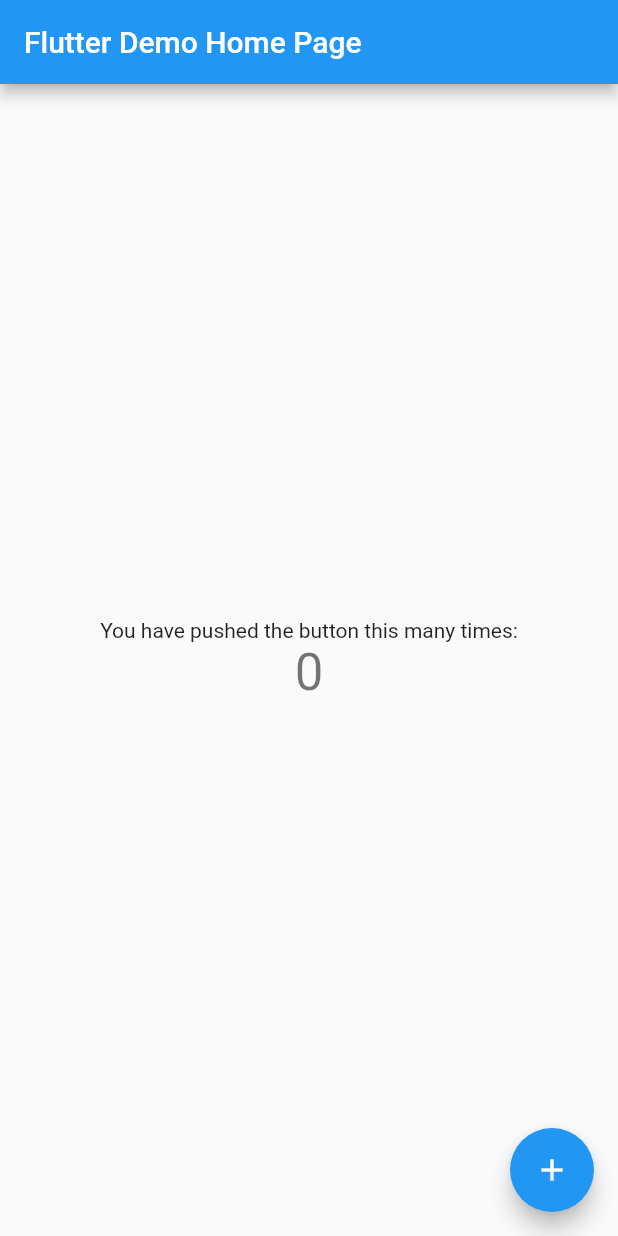
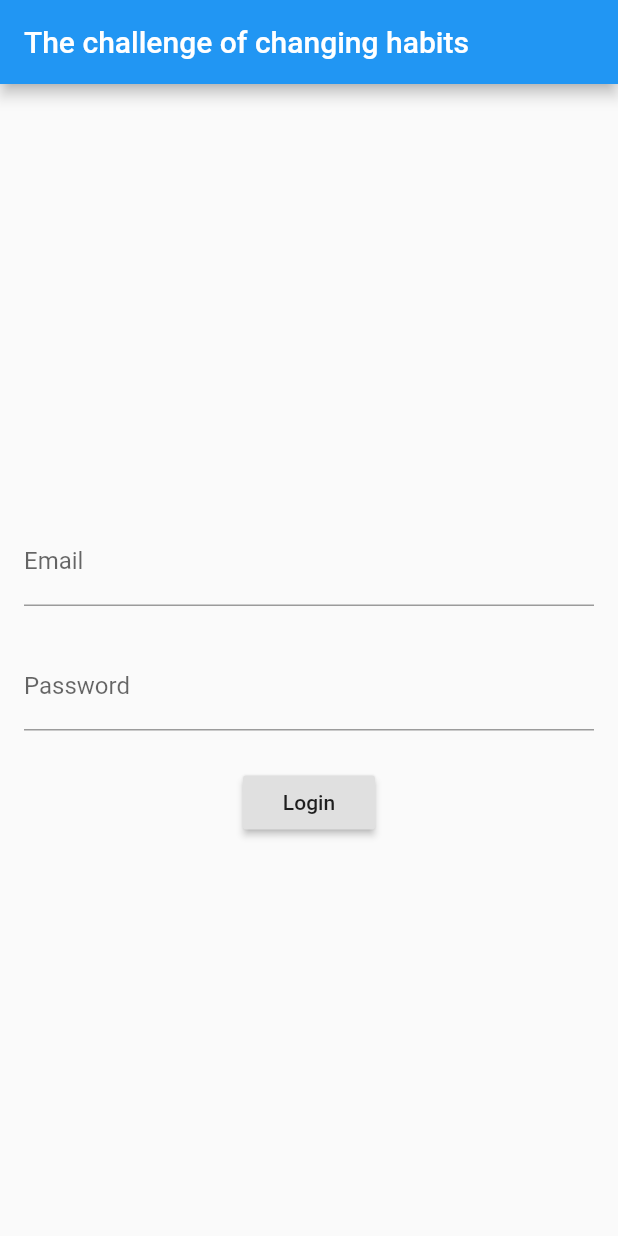
Before and after one commit to itachi-p/habit-change, a Flutter app: the screen it shows after launch, on a phone screen of 412 x 824 dp. Run offline on Flutter 3.47's test engine with Material 2 defaults, Android fonts, the phone set to English and light mode, and no system bars.

Commit message:
Prepared a link to Firebase Authentication and a template for the login screen.

```diff
--- a/lib/main.dart
+++ b/lib/main.dart
@@ -1,65 +1,75 @@
 import 'package:flutter/material.dart';
 
-void main() {
-  runApp(MyApp());
-}
+void main() => runApp(MyApp());
 
 class MyApp extends StatelessWidget {
-  // This widget is the root of your application.
   @override
   Widget build(BuildContext context) {
     return MaterialApp(
-      title: 'Flutter Demo',
-      theme: ThemeData(
-        primarySwatch: Colors.blue,
-      ),
-      home: MyHomePage(title: 'Flutter Demo Home Page'),
+      title: 'change habits',
+      home: MyHomePage(),
     );
   }
 }
 
 class MyHomePage extends StatefulWidget {
-  MyHomePage({Key key, this.title}) : super(key: key);
-
-  final String title;
-
   @override
-  _MyHomePageState createState() => _MyHomePageState();
+  _MyHomePageState createState() {
+    return _MyHomePageState();
+  }
 }
 
 class _MyHomePageState extends State<MyHomePage> {
-  int _counter = 0;
-
-  void _incrementCounter() {
-    setState(() {
-      _counter++;
-    });
-  }
-
   @override
   Widget build(BuildContext context) {
     return Scaffold(
-      appBar: AppBar(
-        title: Text(widget.title),
-      ),
-      body: Center(
-        child: Column(
-          mainAxisAlignment: MainAxisAlignment.center,
-          children: <Widget>[
-            Text(
-              'You have pushed the button this many times:',
-            ),
-            Text(
-              '$_counter',
-              style: Theme.of(context).textTheme.headline4,
-            ),
-          ],
+      appBar: AppBar(title: Text('The challenge of changing habits')),
+      body: _layoutBody(),
+    );
+  }
+
+  final emailInputController = TextEditingController();
+  final passwordInputController = TextEditingController();
+
+  Widget _layoutBody() {
+    return Center(
+      child: Form(
+        child: SingleChildScrollView(
+          padding: const EdgeInsets.symmetric(horizontal: 16.0),
+          child: Column(
+            crossAxisAlignment: CrossAxisAlignment.stretch,
+            children: <Widget>[
+              const SizedBox(height: 24.0),
+              TextFormField(
+                controller: emailInputController,
+                decoration: const InputDecoration(
+                  border: const UnderlineInputBorder(),
+                  labelText: 'Email',
+                ),
+              ),
+              const SizedBox(height: 24.0),
+              TextFormField(
+                controller: passwordInputController,
+                decoration: InputDecoration(
+                  border: const UnderlineInputBorder(),
+                  labelText: 'Password',
+                ),
+                obscureText: true,
+              ),
+              const SizedBox(height: 24.0),
+              Center(
+                child: RaisedButton(
+                  child: const Text('Login'),
+                  onPressed: () {
+                    var email = emailInputController.text;
+                    var password = passwordInputController.text;
+                    // ここにログイン処理を書く
+                  },
+                ),
+              ),
+            ],
+          ),
         ),
-      ),
-      floatingActionButton: FloatingActionButton(
-        onPressed: _incrementCounter,
-        tooltip: 'Increment',
-        child: Icon(Icons.add),
       ),
     );
   }
```
Also changed, not shown: pubspec.yaml (+3 -46 lines), pubspec.lock, 9 other files.
